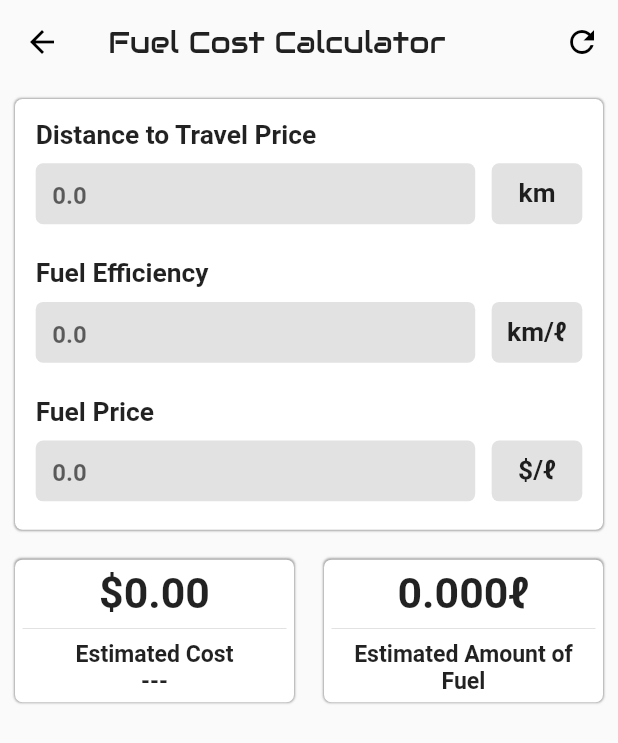
After one commit to imamhossain94/multi-task-calculator, a Flutter app: the FuelCostCalcPage screen opened directly, after a tap on the "refresh" icon, on a phone screen of 412 x 824 dp. The commit adds this screen. Shown: the top 743 px of the screen. Run offline on Flutter 3.47's test engine with Material 2 defaults, Android fonts, the phone set to English and light mode, and no system bars; our stand-ins replace cloud_firestore, dio, firebase_core, flutter_holo_date_picker, font_awesome_flutter, package_info and 4 more; missing offline and left inert: function_tree; accounts and stored records are empty.

Commit message:
Fuel Cost Calculator Added

```diff
--- /dev/null
+++ b/lib/pages/fuel_calc/fuel_cost_calc_page.dart
@@ -0,0 +1,160 @@
+import 'package:flutter/material.dart';
+import 'package:multi_task_calculator/components/build_result_card.dart';
+import 'package:multi_task_calculator/components/build_text_field.dart';
+import 'package:multi_task_calculator/utils/constant.dart';
+import 'package:multi_task_calculator/utils/extensions.dart';
+import 'package:multi_task_calculator/utils/screen_config.dart';
+import 'package:multi_task_calculator/utils/themes_mode.dart';
+
+
+class FuelCostCalcPage extends StatefulWidget {
+  @override
+  _FuelCostCalcPageState createState() => _FuelCostCalcPageState();
+}
+
+class _FuelCostCalcPageState extends State<FuelCostCalcPage> {
+
+
+  TextEditingController distanceController = TextEditingController();
+  TextEditingController fuelEfficiencyController = TextEditingController();
+  TextEditingController fuelPriceController = TextEditingController();
+
+  String distance, fuelEfficiency, fuelPrice;
+
+  double estimatedCost, estimatedAmountOfFuel;
+
+  @override
+  void initState() {
+    estimatedCost = 0.0;
+    estimatedAmountOfFuel = 0.0;
+    calculateDiscount();
+    super.initState();
+  }
+
+  @override
+  void dispose() {
+    distanceController.dispose();
+    fuelEfficiencyController.dispose();
+    fuelPriceController.dispose();
+    super.dispose();
+  }
+
+  void calculateDiscount() {
+    distanceController.addListener(() {
+      updateResult();
+    });
+    fuelEfficiencyController.addListener(() {
+      updateResult();
+    });
+    fuelPriceController.addListener(() {
+      updateResult();
+    });
+
+  }
+
+  void updateResult() {
+    distance = distanceController.value.text;
+    fuelEfficiency = fuelEfficiencyController.value.text;
+    fuelPrice = fuelPriceController.value.text;
+    //Make null safety
+    setState(() {
+
+      double _distance = double.tryParse(distance)??0.0;
+      double _fuelEfficiency = double.tryParse(fuelEfficiency)??0.0;
+      double _fuelPrice = double.tryParse(fuelPrice)??0.0;
+
+      estimatedAmountOfFuel = _distance/_fuelEfficiency;
+      estimatedCost = estimatedAmountOfFuel * _fuelPrice;
+
+    });
+  }
+
+
+  @override
+  Widget build(BuildContext context) {
+    ScreenConfig().init(context);
+    ThemesMode().init(context);
+
+    return SafeArea(
+      child: Scaffold(
+        appBar: AppBar(
+          title: Text('Fuel Cost Calculator',
+            style: TextStyle(
+              fontFamily: fontAudioWide,
+              fontSize: responsiveWidth(18)
+            ),
+          ),
+          elevation: 0,
+          actions: [
+            IconButton(
+              onPressed: ()=> resetPage(context, FuelCostCalcPage()),
+              icon: Icon(Icons.refresh),
+              tooltip: 'Refresh',
+            )
+          ],
+        ),
+        body: SingleChildScrollView(
+          physics: BouncingScrollPhysics(),
+          child: Column(
+            crossAxisAlignment: CrossAxisAlignment.start,
+            children: [
+              Container(
+                margin: EdgeInsets.all(10),
+                padding: EdgeInsets.all(5),
+                decoration: BoxDecoration(
+                    color: ThemesMode.isDarkMode?Colors.black:textWhite,
+                    borderRadius: BorderRadius.circular(5),
+                    boxShadow: [
+                      BoxShadow(
+                          color: Colors.grey.withOpacity(0.9),
+                          blurRadius: 0.5,
+                          spreadRadius: 0.5,
+                          offset: Offset.zero
+                      )
+                    ]
+                ),
+                child: Column(
+                  mainAxisSize: MainAxisSize.min,
+                  children: [
+                    BuildTextField(
+                      title: 'Distance to Travel Price',
+                      hint: '0.0',
+                      isEnabled: true,
+                      textController: distanceController,
+                      onPressedAction: null,
+                      widget: Text('km', style: TextStyle(fontWeight: FontWeight.bold, fontSize: responsiveText(16)),),),
+                    BuildTextField(
+                      title: 'Fuel Efficiency',
+                      hint: '0.0',
+                      isEnabled: true,
+                      textController: fuelEfficiencyController,
+                      onPressedAction: null,
+                      widget: Text('km/ℓ', style: TextStyle(fontWeight: FontWeight.bold, fontSize: responsiveText(16)),),),
+                    BuildTextField(
+                      title: 'Fuel Price',
+                      hint: '0.0',
+                      isEnabled: true,
+                      textController: fuelPriceController,
+                      onPressedAction: null,
+                      widget: Text('\$/ℓ', style: TextStyle(fontWeight: FontWeight.bold, fontSize: responsiveText(16)),),),
+                  ],
+                ),
+              ),
+              //Result
+              Row(
+                children: [
+                  BuildResultCard(title: 'Estimated Cost\n---', value: '\$${estimatedCost.toStringAsFixed(2)}',),
+                  BuildResultCard(title: 'Estimated Amount of Fuel', value: '${estimatedAmountOfFuel.toStringAsFixed(3)}ℓ',),
+                ],
+              ),
+
+            ],
+          ),
+        ),
+      ),
+    );
+  }
+
+
+
+}
--- a/lib/pages/home_page/components/build_home_menu_pad.dart
+++ b/lib/pages/home_page/components/build_home_menu_pad.dart
@@ -51,9 +51,9 @@ class BuildHomeMenuPad extends StatelessWidget {
         ]),
         Row(children: <Widget>[
           BuildHomeMenuButton(
-            title: 'Fuel',
+            title: 'Fuel Cost',
             icon: FontAwesomeIcons.gasPump,
-            onPressed: () {},
+            onPressed: ()=> Navigator.pushNamed(context, fuelCalcPage),
             color: textYellow,
           ),
           BuildHomeMenuButton(
--- a/lib/utils/router.dart
+++ b/lib/utils/router.dart
@@ -2,6 +2,7 @@ import 'package:flutter/material.dart';
 import 'package:multi_task_calculator/pages/currency_calc_page/currency_calc_page.dart';
 import 'package:multi_task_calculator/pages/date_calc/date_calc_page.dart';
 import 'package:multi_task_calculator/pages/discount_calc/discount_calc_page.dart';
+import 'package:multi_task_calculator/pages/fuel_calc/fuel_cost_calc_page.dart';
 import 'package:multi_task_calculator/pages/general_calc_page/general_calc_page.dart';
 import 'package:multi_task_calculator/pages/home_page/home_page.dart';
 import 'package:multi_task_calculator/pages/sales_tax_calc/sales_tax_calc_page.dart';
@@ -59,7 +60,7 @@ Route<dynamic> generateRoute(RouteSettings settings) {
       return PageTransition(child: UpdateCheckPage(), type: PageTransitionType.fade, settings: settings,);
       break;
     case fuelCalcPage:
-      return PageTransition(child: UpdateCheckPage(), type: PageTransitionType.fade, settings: settings,);
+      return PageTransition(child: FuelCostCalcPage(), type: PageTransitionType.fade, settings: settings,);
       break;
     case healthCalcPage:
       return PageTransition(child: UpdateCheckPage(), type: PageTransitionType.fade, settings: settings,);
```
